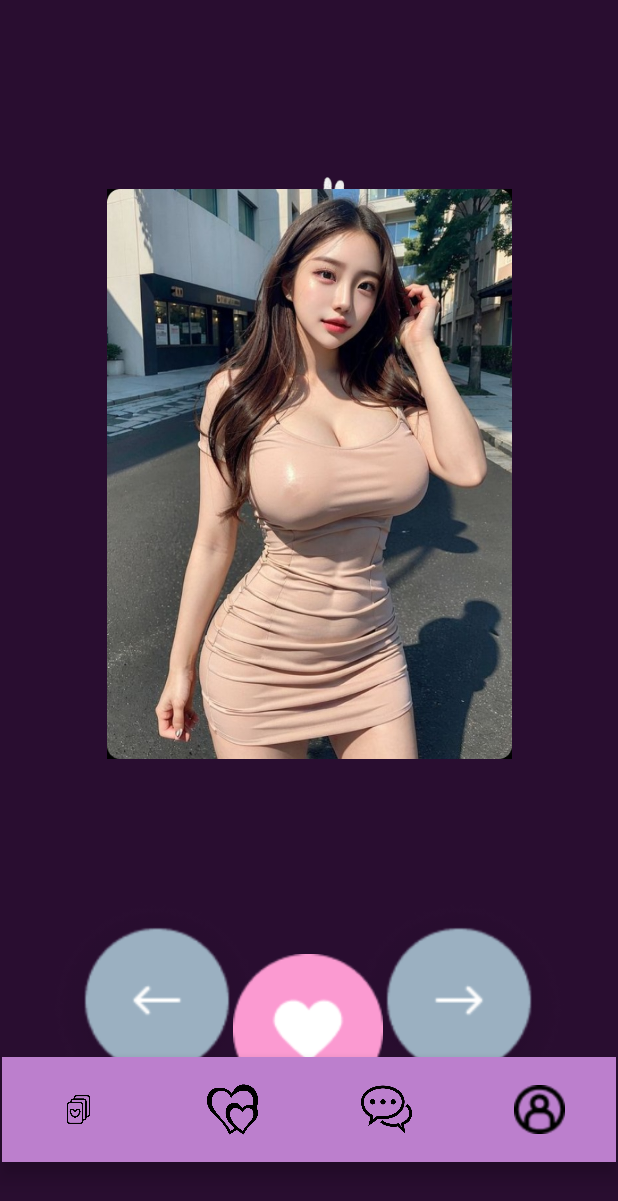
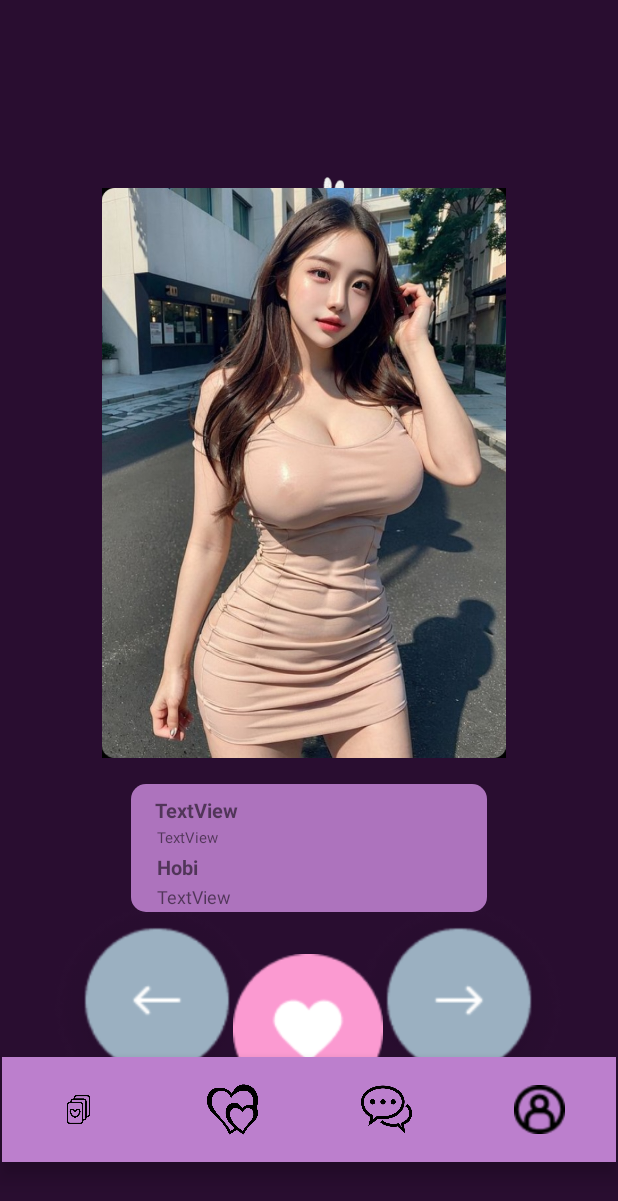
Before and after one commit to excelsior09/Deto, an Android app: the layout activity_home2.xml on its own in the app's theme, with its tools: preview values and no code run, on a phone screen of 412 x 824 dp. Shown: the top 1201 px of the screen. Run offline under Robolectric (Android 15) with nearby library versions, the phone set to English and light mode, and no system bars.

Commit message:
Add files via upload

```diff
--- a/app/src/main/res/layout/activity_home2.xml
+++ b/app/src/main/res/layout/activity_home2.xml
@@ -37,14 +37,15 @@
         app:srcCompat="@drawable/logo" />
 
     <ImageView
-        android:id="@+id/imageView3"
-        android:layout_width="390dp"
+        android:id="@+id/fotoStrangers"
+        android:layout_width="280dp"
         android:layout_height="380dp"
         app:layout_constraintBottom_toBottomOf="parent"
         app:layout_constraintEnd_toEndOf="parent"
+        app:layout_constraintHorizontal_bias="0.476"
         app:layout_constraintStart_toStartOf="parent"
         app:layout_constraintTop_toTopOf="parent"
-        app:layout_constraintVertical_bias="0.284"
+        app:layout_constraintVertical_bias="0.282"
         app:srcCompat="@drawable/cewewk" />
 
     <ImageButton
@@ -71,7 +72,7 @@
         app:layout_constraintStart_toStartOf="parent" />
 
     <ImageButton
-        android:id="@+id/follow"
+        android:id="@+id/btnFollow"
         android:layout_width="100dp"
         android:layout_height="100dp"
         android:layout_marginBottom="88dp"
@@ -81,5 +82,62 @@
         app:layout_constraintHorizontal_bias="0.498"
         app:layout_constraintStart_toStartOf="parent" />
 
+    <androidx.constraintlayout.widget.ConstraintLayout
+        android:layout_width="237dp"
+        android:layout_height="85dp"
+        android:layout_marginBottom="28dp"
+        android:alpha="0.9"
+        android:background="@drawable/radiusinfo"
+        app:layout_constraintBottom_toTopOf="@+id/btnFollow"
+        app:layout_constraintEnd_toEndOf="parent"
+        app:layout_constraintStart_toStartOf="parent">
+
+        <TextView
+            android:id="@+id/namaStrangers"
+            android:layout_width="wrap_content"
+            android:layout_height="wrap_content"
+            android:layout_marginStart="16dp"
+            android:layout_marginTop="8dp"
+            android:text="TextView"
+            android:textStyle="bold"
+            android:textSize="13dp"
+            app:layout_constraintStart_toStartOf="parent"
+            app:layout_constraintTop_toTopOf="parent" />
+
+        <TextView
+            android:id="@+id/lokasiStrangers"
+            android:layout_width="wrap_content"
+            android:layout_height="wrap_content"
+            android:layout_marginStart="17dp"
+            android:layout_marginTop="2dp"
+            android:text="TextView"
+            android:textSize="10dp"
+            app:layout_constraintStart_toStartOf="parent"
+            app:layout_constraintTop_toBottomOf="@+id/namaStrangers" />
+
+        <TextView
+            android:id="@+id/hobiStrangers"
+            android:layout_width="wrap_content"
+            android:layout_height="wrap_content"
+            android:layout_marginStart="17dp"
+            android:layout_marginTop="3dp"
+            android:text="Hobi"
+            android:textSize="13dp"
+            android:textStyle="bold"
+            app:layout_constraintStart_toStartOf="parent"
+            app:layout_constraintTop_toBottomOf="@+id/lokasiStrangers" />
+
+        <TextView
+            android:id="@+id/isiHobiStrangers"
+            android:layout_width="wrap_content"
+            android:layout_height="wrap_content"
+            android:layout_marginStart="17dp"
+            android:layout_marginTop="2dp"
+            android:text="TextView"
+            android:textSize="12dp"
+            app:layout_constraintStart_toStartOf="parent"
+            app:layout_constraintTop_toBottomOf="@+id/hobiStrangers" />
+    </androidx.constraintlayout.widget.ConstraintLayout>
+
 
 </androidx.constraintlayout.widget.ConstraintLayout>
```
